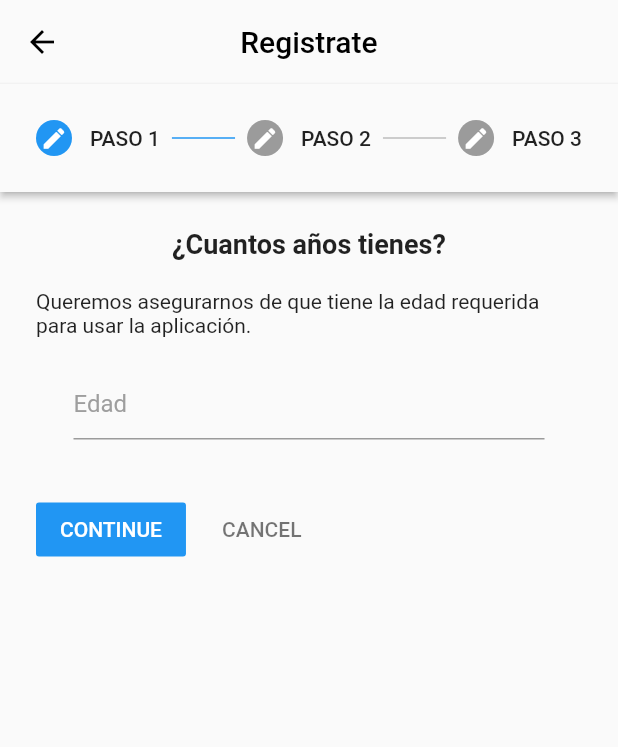
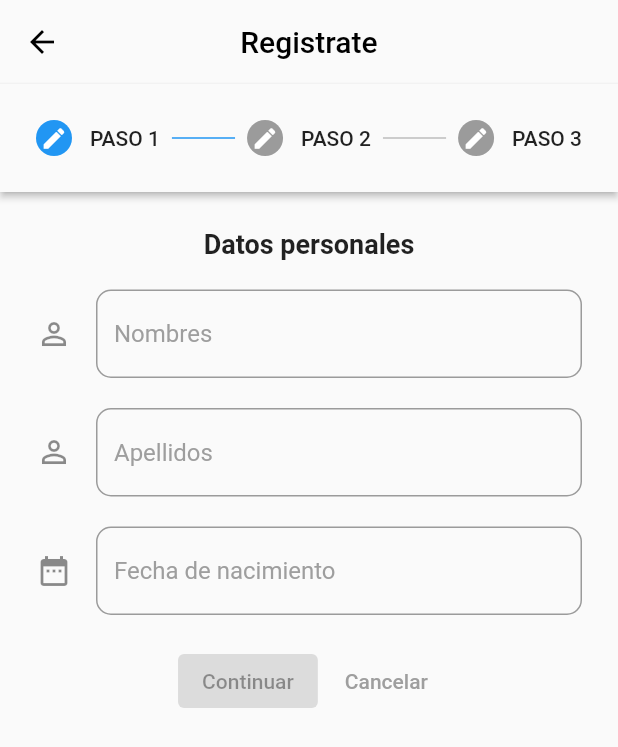
Before and after one commit to Mauro-AGalvezT/addmental, a Flutter app: the screen it shows after launch, after a tap on "Registrate", on a phone screen of 412 x 824 dp. Shown: the top 747 px of the screen. Run offline on Flutter 3.47's test engine with Material 2 defaults, Android fonts, the phone set to English and light mode, and no system bars; our stand-ins replace firebase_auth, firebase_core; accounts and stored records are empty; network calls fail.

Commit message:
Agregar imagen de Home - cambiar nombre de archivo

```diff
--- a/lib/main.dart
+++ b/lib/main.dart
@@ -1,6 +1,5 @@
-import 'package:addmental/ui/views/home_view.dart';
-import 'package:addmental/ui/views/login_view.dart';
-import 'package:addmental/ui/views/main_view.dart';
+import 'package:addmental/ui/login_page.dart';
+import 'package:addmental/ui/main_page.dart';
 import 'package:flutter/material.dart';
 import 'package:firebase_core/firebase_core.dart';
 import 'firebase_options.dart';
@@ -24,11 +23,11 @@ class MyApp extends StatelessWidget {
       theme: ThemeData(
         primarySwatch: Colors.blue,
       ),
-      initialRoute: MainView.id,
+      initialRoute: MainPage.id,
       routes: {
-        LoginView.id: (_) => const LoginView(),
+        LoginPage.id: (_) => const LoginPage(),
       },
-      home: const MainView(),
+      home: const MainPage(),
     );
   }
 }
--- a/lib/ui/views/login_view.dart
+++ b/lib/ui/login_page.dart
@@ -1,17 +1,16 @@
-import 'package:addmental/ui/views/register_view.dart';
+import 'package:addmental/ui/register_page.dart';
 import 'package:firebase_auth/firebase_auth.dart';
 import 'package:flutter/material.dart';
-import 'package:fluttertoast/fluttertoast.dart';
 
-class LoginView extends StatefulWidget {
+class LoginPage extends StatefulWidget {
   static String id = "login_view";
-  const LoginView({Key? key}) : super(key: key);
+  const LoginPage({Key? key}) : super(key: key);
 
   @override
-  State<StatefulWidget> createState() => _LoginViewState();
+  State<StatefulWidget> createState() => _LoginPageState();
 }
 
-class _LoginViewState extends State<LoginView> {
+class _LoginPageState extends State<LoginPage> {
   final _emailController = TextEditingController();
   final _passwordController = TextEditingController();
 
@@ -95,7 +94,7 @@ class _LoginViewState extends State<LoginView> {
                   onPressed: () {
                     signIn();
                   },
-                  child: Text('Ingresar')),
+                  child: const Text('Ingresar')),
             ),
           ),
           TextButton(
@@ -111,7 +110,7 @@ class _LoginViewState extends State<LoginView> {
                 context,
                 PageRouteBuilder(
                   pageBuilder: (context, animation, secondaryAnimation) =>
-                      const RegisterView(),
+                      const RegisterPage(),
                   transitionsBuilder:
                       (context, animation, secondaryAnimation, child) {
                     return child;
--- a/lib/ui/views/main_view.dart
+++ b/lib/ui/main_page.dart
@@ -1,13 +1,12 @@
-import 'package:addmental/ui/views/login_view.dart';
+import 'package:addmental/ui/home_page.dart';
 import 'package:firebase_auth/firebase_auth.dart';
 import 'package:flutter/material.dart';
-import 'package:flutter/src/widgets/framework.dart';
-import 'package:flutter/src/widgets/placeholder.dart';
 
-import 'home_view.dart';
+import 'login_page.dart';
 
-class MainView extends StatelessWidget {
-  const MainView({super.key});
+
+class MainPage extends StatelessWidget {
+  const MainPage({super.key});
   static String id = "main_view";
 
   @override
@@ -17,9 +16,9 @@ class MainView extends StatelessWidget {
         stream: FirebaseAuth.instance.authStateChanges(),
         builder: (context, snapshot) {
           if (snapshot.hasData) {
-            return const HomeView();
+            return const HomePage();
           }else{
-            return const LoginView();
+            return const LoginPage();
           }
         },
       ),
--- /dev/null
+++ b/lib/ui/register_page.dart
@@ -0,0 +1,227 @@
+import 'package:flutter/material.dart';
+import 'package:intl/intl.dart';
+
+class RegisterPage extends StatefulWidget {
+  const RegisterPage({super.key});
+
+  @override
+  State<RegisterPage> createState() => _RegisterPageState();
+}
+
+class _RegisterPageState extends State<RegisterPage> {
+  final _formRegisterKey = GlobalKey<FormState>();
+  final TextEditingController _dateBirth = TextEditingController();
+  final TextEditingController _names = TextEditingController();
+  final TextEditingController _surnames = TextEditingController();
+  bool _canContinue = false;
+  bool _isFormValid() {
+    return _names.text.isNotEmpty &&
+        _surnames.text.isNotEmpty &&
+        _dateBirth.text.isNotEmpty;
+  }
+
+  List<Step> stepList() => [
+        Step(
+            state:
+                _activeStepIndex <= 0 ? StepState.editing : StepState.complete,
+            isActive: _activeStepIndex >= 0,
+            title: const Text('PASO 1'),
+            content: Form(
+              key: _formRegisterKey,
+              child: Column(children: [
+                const Text('Datos personales',
+                    textAlign: TextAlign.start,
+                    style: TextStyle(
+                      fontWeight: FontWeight.bold,
+                      fontSize: 18,
+                    )),
+                const SizedBox(height: 20),
+                TextFormField(
+                  controller: _names,
+                  validator: (value) {
+                    if (value == null || value.isEmpty) {
+                      return '*Campo requerido.';
+                    }
+                    return null;
+                  },
+                  onChanged: (value) {
+                    setState(() {
+                      _canContinue = _isFormValid();
+                    });
+                  },
+                  decoration: InputDecoration(
+                      icon: const Icon(Icons.person_outline_sharp),
+                      hintText: 'Nombres',
+                      hintStyle: const TextStyle(color: Colors.grey),
+                      border: OutlineInputBorder(
+                          borderRadius: BorderRadius.circular(10))),
+                ),
+                const SizedBox(height: 20),
+                TextFormField(
+                  controller: _surnames,
+                  validator: (value) {
+                    if (value == null || value.isEmpty) {
+                      return '*Campo requerido.';
+                    }
+                    return null;
+                  },
+                  onChanged: (value) {
+                    setState(() {
+                      _canContinue = _isFormValid();
+                    });
+                  },
+                  decoration: InputDecoration(
+                      icon: const Icon(Icons.person_outline_sharp),
+                      hintText: 'Apellidos',
+                      hintStyle: const TextStyle(color: Colors.grey),
+                      border: OutlineInputBorder(
+                          borderRadius: BorderRadius.circular(10))),
+                ),
+                const SizedBox(height: 20),
+                TextFormField(
+                  controller: _dateBirth,
+                  validator: (value) {
+                    if (value == null || value.isEmpty) {
+                      return '*Campo requerido.';
+                    }
+                    return null;
+                  },
+                  onChanged: (value) {
+                    setState(() {
+                      _canContinue = _isFormValid();
+                    });
+                  },
+                  decoration: InputDecoration(
+                      icon: const Icon(Icons.date_range),
+                      hintText: 'Fecha de nacimiento',
+                      hintStyle: const TextStyle(color: Colors.grey),
+                      border: OutlineInputBorder(
+                          borderRadius: BorderRadius.circular(10))),
+                  onTap: () async {
+                    DateTime? pickDate = await showDatePicker(
+                      context: context,
+                      initialDate: DateTime.now(),
+                      firstDate: DateTime(1920),
+                      lastDate: DateTime.now(),
+                    );
+                    if (pickDate != null) {
+                      setState(() {
+                        _dateBirth.text =
+                            DateFormat('dd/MM/yyyy').format(pickDate);
+                      });
+                    }
+                  },
+                ),
+                const SizedBox(height: 20),
+              ]),
+            )),
+        Step(
+          state: _activeStepIndex <= 1 ? StepState.editing : StepState.complete,
+          isActive: _activeStepIndex >= 1,
+          title: const Text('PASO 2'),
+          content: Column(children: const [
+            Text('¿Cual es tu correo electrónico?',
+                textAlign: TextAlign.start,
+                style: TextStyle(
+                  fontWeight: FontWeight.bold,
+                  fontSize: 18,
+                )),
+            SizedBox(height: 20),
+            Padding(
+              padding: EdgeInsets.symmetric(horizontal: 25.0),
+              child: TextField(
+                //controller: _emailController,
+                decoration: InputDecoration(
+                  hintText: 'Correo',
+                  hintStyle: TextStyle(color: Colors.grey),
+                ),
+              ),
+            ),
+            SizedBox(height: 20),
+          ]),
+        ),
+        Step(
+          state: _activeStepIndex <= 2 ? StepState.editing : StepState.complete,
+          isActive: _activeStepIndex >= 2,
+          title: const Text('PASO 3'),
+          content: Column(children: const [
+            Text('Crea tu contraseña',
+                textAlign: TextAlign.start,
+                style: TextStyle(
+                  fontWeight: FontWeight.bold,
+                  fontSize: 18,
+                )),
+            SizedBox(height: 20),
+            Text('Debe contener al menos 6 caracteres.'),
+            SizedBox(height: 20),
+            Padding(
+              padding: EdgeInsets.symmetric(horizontal: 25.0),
+              child: TextField(
+                //controller: _emailController,
+                decoration: InputDecoration(
+                  hintText: 'Contraseña',
+                  hintStyle: TextStyle(color: Colors.grey),
+                ),
+              ),
+            ),
+            SizedBox(height: 20),
+          ]),
+        )
+      ];
+  int _activeStepIndex = 0;
+
+  @override
+  Widget build(BuildContext context) {
+    return Scaffold(
+      appBar: AppBar(
+        backgroundColor: Colors.transparent,
+        elevation: 0,
+        title: const Text('Registrate'),
+        centerTitle: true,
+        foregroundColor: Colors.black,
+      ),
+      body: Stepper(
+        controlsBuilder:
+            (BuildContext context, ControlsDetails controlsDetails) {
+          return Row(
+            mainAxisAlignment: MainAxisAlignment.center,
+            children: <Widget>[
+              ElevatedButton(
+                onPressed: controlsDetails.onStepContinue,
+                child: const Text('Continuar'),
+              ),
+              const SizedBox(width: 10),
+              TextButton(
+                onPressed: controlsDetails.onStepCancel,
+                child: const Text('Cancelar',
+                    style: TextStyle(color: Colors.grey)),
+              ),
+            ],
+          );
+        },
+        steps: stepList(),
+        type: StepperType.horizontal,
+        currentStep: _activeStepIndex,
+        onStepContinue: _canContinue
+            ? () {
+                if (_activeStepIndex < (stepList().length - 1)) {
+                  _activeStepIndex += 1;
+                }
+                setState(() {
+                  if (_activeStepIndex == 0 && !_isFormValid()) {
+                    return;
+                  }
+                });
+              }
+            : null,
+        onStepCancel: () {
+          if (_activeStepIndex == 0) {
+            return;
+          }
+          _activeStepIndex -= 1;
+          setState(() {});
+        },
+      ),
+    );
+  }
+}
--- a/lib/ui/views/register_view.dart
+++ /dev/null
@@ -1,130 +0,0 @@
-import 'package:flutter/material.dart';
-import 'package:flutter/src/widgets/framework.dart';
-import 'package:flutter/src/widgets/placeholder.dart';
-
-class RegisterView extends StatefulWidget {
-  const RegisterView({super.key});
-
-  @override
-  State<RegisterView> createState() => _RegisterViewState();
-}
-
-class _RegisterViewState extends State<RegisterView> {
-  List<Step> stepList() => [
-        Step(
-            state:
-                _activeStepIndex <= 0 ? StepState.editing : StepState.complete,
-            isActive: _activeStepIndex >= 0,
-            title: const Text('PASO 1'),
-            content: Column(children: const [
-              Text('¿Cuantos años tienes?',
-                  textAlign: TextAlign.start,
-                  style: TextStyle(
-                    fontWeight: FontWeight.bold,
-                    fontSize: 18,
-                  )),
-              SizedBox(height: 20),
-              Text(
-                  'Queremos asegurarnos de que tiene la edad requerida para usar la aplicación.'),
-              SizedBox(height: 20),
-              Padding(
-                padding: EdgeInsets.symmetric(horizontal: 25.0),
-                child: TextField(
-                  //controller: _emailController,
-                  decoration: InputDecoration(
-                    hintText: 'Edad',
-                    hintStyle: TextStyle(color: Colors.grey),
-                  ),
-                ),
-              ),
-              SizedBox(height: 20),
-            ])),
-        Step(
-          state: _activeStepIndex <= 1 ? StepState.editing : StepState.complete,
-          isActive: _activeStepIndex >= 1,
-          title: const Text('PASO 2'),
-          content: Column(children: const [
-
-                Text('¿Cual es tu correo electrónico?',
-                  textAlign: TextAlign.start,
-                  style: TextStyle(
-                    fontWeight: FontWeight.bold,
-                    fontSize: 18,
-                  )),
-                  SizedBox(height: 20),
-              Padding(
-                padding: EdgeInsets.symmetric(horizontal: 25.0),
-                child: TextField(
-                  //controller: _emailController,
-                  decoration: InputDecoration(
-                    hintText: 'Correo',
-                    hintStyle: TextStyle(color: Colors.grey),
-                  ),
-                ),
-              ),
-              SizedBox(height: 20),
-          ]),
-        ),
-        Step(
-            state:
-                _activeStepIndex <= 2 ? StepState.editing : StepState.complete,
-            isActive: _activeStepIndex >= 2,
-            title: const Text('PASO 3'),
-            content: Column(children: const [
-
-                Text('Crea tu contraseña',
-                  textAlign: TextAlign.start,
-                  style: TextStyle(
-                    fontWeight: FontWeight.bold,
-                    fontSize: 18,
-                  )),SizedBox(height: 20),
-              Text(
-                  'Debe contener al menos 6 caracteres.'),
-                  SizedBox(height: 20),
-              Padding(
-                padding: EdgeInsets.symmetric(horizontal: 25.0),
-                child: TextField(
-                  //controller: _emailController,
-                  decoration: InputDecoration(
-                    hintText: 'Contraseña',
-                    hintStyle: TextStyle(color: Colors.grey),
-                  ),
-                ),
-              ),
-              SizedBox(height: 20),
-          ]),
-            )
-      ];
-  int _activeStepIndex = 0;
-
-  @override
-  Widget build(BuildContext context) {
-    return Scaffold(
-      appBar: AppBar(
-        backgroundColor: Colors.transparent,
-        elevation: 0,
-        title: const Text('Registrate'),
-        centerTitle: true,
-        foregroundColor: Colors.black,
-      ),
-      body: Stepper(
-        steps: stepList(),
-        type: StepperType.horizontal,
-        currentStep: _activeStepIndex,
-        onStepContinue: () {
-          if (_activeStepIndex < (stepList().length - 1)) {
-            _activeStepIndex += 1;
-          }
-          setState(() {});
-        },
-        onStepCancel: () {
-          if (_activeStepIndex == 0) {
-            return;
-          }
-          _activeStepIndex -= 1;
-          setState(() {});
-        },
-      ),
-    );
-  }
-}
```
Also changed, not shown: lib/ui/home_page.dart (added, +77 -0 lines), lib/ui/views/home_view.dart (+74 -49 lines), lib/ui/views/result_view.dart (added, +21 -0 lines), lib/ui/views/test_view.dart (added, +21 -0 lines), pubspec.yaml (+3 -4 lines), assets/images/image1.jpg (added), assets/images/image2.jpg (added).
